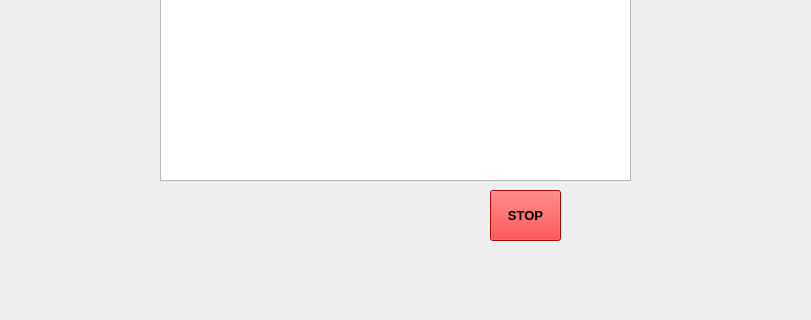
Before: the Qt Designer form bank_automat/transactionsform.ui in nikopippuri/atm-project, drawn with Qt 5; both pictures show x 0 to 811 and y 210 to 530 of the 1234 by 755 pixel window.
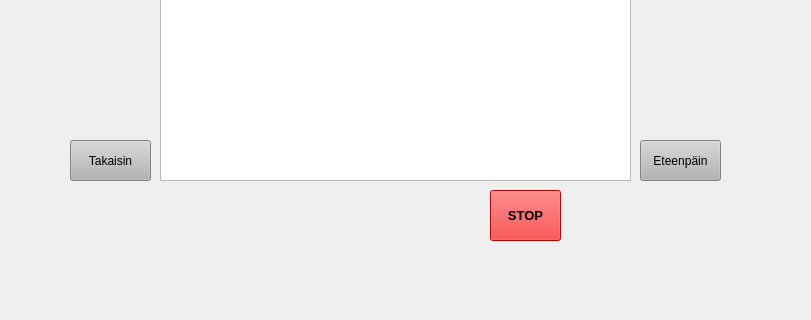
After: the same form once the commit is applied.

```diff
--- a/bank_automat/transactionsform.ui
+++ b/bank_automat/transactionsform.ui
@@ -46,6 +46,38 @@
     <string>STOP</string>
    </property>
   </widget>
+  <widget class="QPushButton" name="btnNext">
+   <property name="geometry">
+    <rect>
+     <x>640</x>
+     <y>350</y>
+     <width>81</width>
+     <height>41</height>
+    </rect>
+   </property>
+   <property name="styleSheet">
+    <string notr="true">background-color: rgb(180, 180, 180);</string>
+   </property>
+   <property name="text">
+    <string>Eteenpäin</string>
+   </property>
+  </widget>
+  <widget class="QPushButton" name="btnPrevious">
+   <property name="geometry">
+    <rect>
+     <x>70</x>
+     <y>350</y>
+     <width>81</width>
+     <height>41</height>
+    </rect>
+   </property>
+   <property name="styleSheet">
+    <string notr="true">background-color: rgb(180, 180, 180);</string>
+   </property>
+   <property name="text">
+    <string>Takaisin</string>
+   </property>
+  </widget>
  </widget>
  <resources/>
  <connections/>
```
